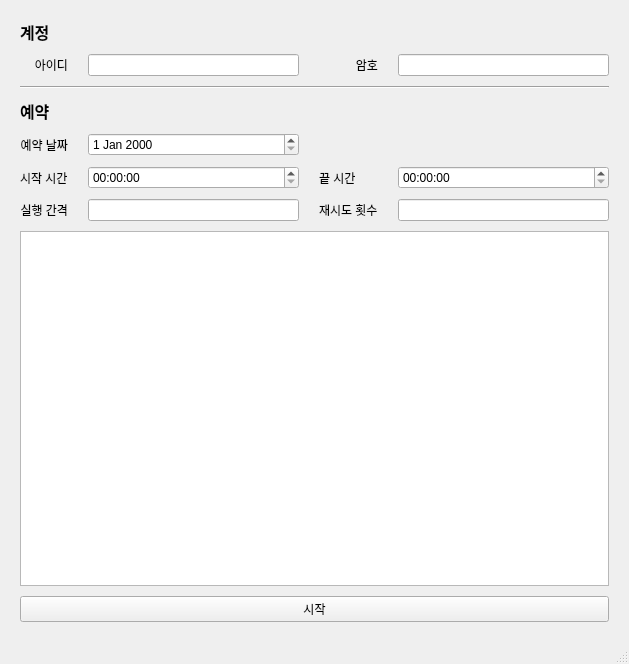
The window that app/ui/MainWindow.ui (gyuha/comics-upscale) describes before a commit, drawn with Qt 5.
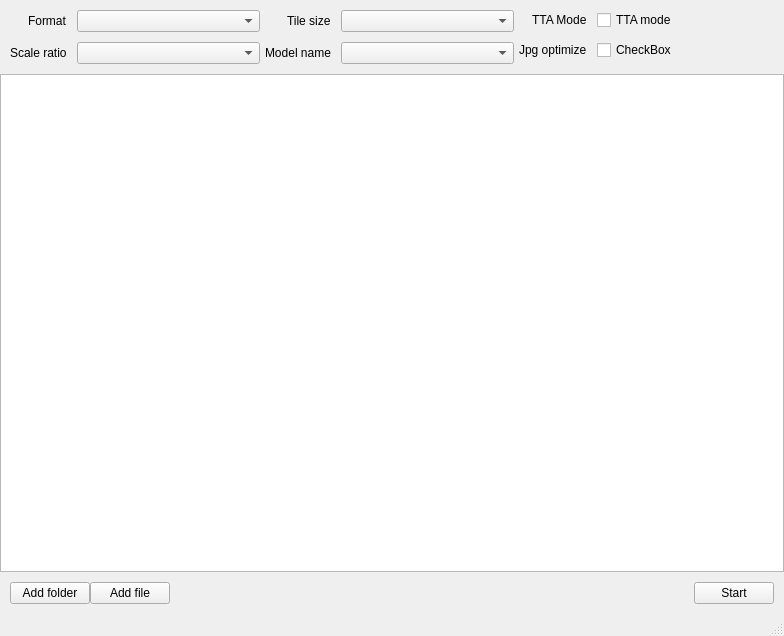
The same window after the commit.

```diff
--- a/app/ui/MainWindow.ui
+++ b/app/ui/MainWindow.ui
@@ -6,8 +6,8 @@
    <rect>
     <x>0</x>
     <y>0</y>
-    <width>629</width>
-    <height>664</height>
+    <width>784</width>
+    <height>636</height>
    </rect>
   </property>
   <property name="windowTitle">
@@ -40,176 +40,192 @@
      <number>0</number>
     </property>
     <item>
-     <layout class="QGridLayout" name="gridLayout" rowstretch="0,0,0,0,0,0,0,0,0,0">
+     <layout class="QVBoxLayout" name="verticalLayout_2" stretch="0,1,0">
+      <item>
+       <layout class="QHBoxLayout" name="horizontalLayout">
       <property name="leftMargin">
-       <number>20</number>
+         <number>10</number>
       </property>
       <property name="topMargin">
-       <number>20</number>
+         <number>10</number>
       </property>
       <property name="rightMargin">
-       <number>20</number>
+         <number>10</number>
       </property>
       <property name="bottomMargin">
-       <number>20</number>
+         <number>10</number>
+        </property>
+        <item>
+         <layout class="QFormLayout" name="formLayout_2">
+          <property name="labelAlignment">
+           <set>Qt::AlignRight|Qt::AlignTrailing|Qt::AlignVCenter</set>
       </property>
       <property name="horizontalSpacing">
-       <number>20</number>
+           <number>10</number>
       </property>
       <property name="verticalSpacing">
        <number>10</number>
       </property>
-      <item row="6" column="2">
-       <widget class="QLabel" name="label_7">
-        <property name="text">
-         <string>끝 시간</string>
-        </property>
-       </widget>
-      </item>
-      <item row="1" column="0">
+          <property name="rightMargin">
+           <number>5</number>
+          </property>
+          <item row="0" column="0">
        <widget class="QLabel" name="label">
         <property name="text">
-         <string>아이디</string>
-        </property>
-        <property name="alignment">
+             <string>Format</string>
+            </property>
+           </widget>
+          </item>
+          <item row="0" column="1">
+           <widget class="QComboBox" name="cb_format"/>
+          </item>
+          <item row="1" column="0">
+           <widget class="QLabel" name="label_4">
+            <property name="text">
+             <string>Scale ratio</string>
+            </property>
+           </widget>
+          </item>
+          <item row="1" column="1">
+           <widget class="QComboBox" name="cb_scale_ratio"/>
+          </item>
+         </layout>
+        </item>
+        <item>
+         <layout class="QFormLayout" name="formLayout_3">
+          <property name="labelAlignment">
          <set>Qt::AlignRight|Qt::AlignTrailing|Qt::AlignVCenter</set>
         </property>
-       </widget>
-      </item>
-      <item row="6" column="3">
-       <widget class="QTimeEdit" name="teEndTime"/>
-      </item>
-      <item row="7" column="1">
-       <widget class="QLineEdit" name="leRunDuration"/>
-      </item>
-      <item row="5" column="0">
+          <property name="horizontalSpacing">
+           <number>10</number>
+          </property>
+          <property name="verticalSpacing">
+           <number>10</number>
+          </property>
+          <property name="rightMargin">
+           <number>5</number>
+          </property>
+          <item row="0" column="0">
+           <widget class="QLabel" name="label_2">
+            <property name="text">
+             <string>Tile size</string>
+            </property>
+           </widget>
+          </item>
+          <item row="0" column="1">
+           <widget class="QComboBox" name="cb_tile_size"/>
+          </item>
+          <item row="1" column="0">
+           <widget class="QLabel" name="label_5">
+            <property name="text">
+             <string>Model name</string>
+            </property>
+           </widget>
+          </item>
+          <item row="1" column="1">
+           <widget class="QComboBox" name="cb_model_name"/>
+          </item>
+         </layout>
+        </item>
+        <item>
+         <layout class="QFormLayout" name="formLayout">
+          <property name="labelAlignment">
+           <set>Qt::AlignRight|Qt::AlignTrailing|Qt::AlignVCenter</set>
+          </property>
+          <property name="horizontalSpacing">
+           <number>10</number>
+          </property>
+          <property name="verticalSpacing">
+           <number>10</number>
+          </property>
+          <item row="0" column="0">
        <widget class="QLabel" name="label_3">
         <property name="text">
-         <string>예약 날짜</string>
-        </property>
-        <property name="alignment">
-         <set>Qt::AlignRight|Qt::AlignTrailing|Qt::AlignVCenter</set>
+             <string>TTA Mode</string>
+            </property>
+           </widget>
+          </item>
+          <item row="0" column="1">
+           <widget class="QCheckBox" name="checkBox">
+            <property name="text">
+             <string>TTA mode</string>
         </property>
        </widget>
       </item>
-      <item row="6" column="0">
+          <item row="1" column="0">
        <widget class="QLabel" name="label_6">
         <property name="text">
-         <string>시작 시간</string>
+             <string>Jpg optimize</string>
         </property>
        </widget>
       </item>
-      <item row="1" column="3">
-       <widget class="QLineEdit" name="lePassword">
-        <property name="maximumSize">
-         <size>
-          <width>16777215</width>
-          <height>16777215</height>
-         </size>
-        </property>
-        <property name="echoMode">
-         <enum>QLineEdit::Password</enum>
+          <item row="1" column="1">
+           <widget class="QCheckBox" name="cb_jpg_optimize">
+            <property name="text">
+             <string>CheckBox</string>
+            </property>
+           </widget>
+          </item>
+         </layout>
+        </item>
+       </layout>
+      </item>
+      <item>
+       <widget class="QListWidget" name="listWidget">
+        <property name="dragEnabled">
+         <bool>false</bool>
         </property>
        </widget>
       </item>
-      <item row="3" column="0" colspan="4">
-       <widget class="Line" name="line">
+      <item>
+       <layout class="QHBoxLayout" name="horizontalLayout_3">
+        <property name="leftMargin">
+         <number>10</number>
+        </property>
+        <property name="topMargin">
+         <number>10</number>
+        </property>
+        <property name="rightMargin">
+         <number>10</number>
+        </property>
+        <property name="bottomMargin">
+         <number>10</number>
+        </property>
+        <item>
+         <widget class="QPushButton" name="pushButton_2">
+          <property name="text">
+           <string>Add folder</string>
+          </property>
+         </widget>
+        </item>
+        <item>
+         <widget class="QPushButton" name="pushButton_3">
+          <property name="text">
+           <string>Add file</string>
+          </property>
+         </widget>
+        </item>
+        <item>
+         <spacer name="horizontalSpacer">
         <property name="orientation">
          <enum>Qt::Horizontal</enum>
         </property>
-       </widget>
-      </item>
-      <item row="6" column="1">
-       <widget class="QTimeEdit" name="teStartTime"/>
-      </item>
-      <item row="0" column="0" colspan="2">
-       <widget class="QLabel" name="label_4">
-        <property name="font">
-         <font>
-          <pointsize>12</pointsize>
-          <bold>true</bold>
-         </font>
-        </property>
-        <property name="text">
-         <string>계정</string>
-        </property>
-       </widget>
-      </item>
-      <item row="5" column="1">
-       <widget class="QDateEdit" name="deReserveDate"/>
-      </item>
-      <item row="7" column="0">
-       <widget class="QLabel" name="label_5">
-        <property name="text">
-         <string>실행 간격</string>
-        </property>
-        <property name="alignment">
-         <set>Qt::AlignRight|Qt::AlignTrailing|Qt::AlignVCenter</set>
-        </property>
-       </widget>
-      </item>
-      <item row="1" column="2">
-       <widget class="QLabel" name="label_2">
-        <property name="text">
-         <string>암호</string>
-        </property>
-        <property name="alignment">
-         <set>Qt::AlignRight|Qt::AlignTrailing|Qt::AlignVCenter</set>
-        </property>
-       </widget>
-      </item>
-      <item row="4" column="0" colspan="2">
-       <widget class="QLabel" name="label_8">
-        <property name="font">
-         <font>
-          <pointsize>12</pointsize>
-          <bold>true</bold>
-         </font>
-        </property>
-        <property name="text">
-         <string>예약</string>
-        </property>
-       </widget>
-      </item>
-      <item row="9" column="0" colspan="4">
-       <widget class="QPushButton" name="btnStart">
-        <property name="text">
-         <string>시작</string>
-        </property>
-       </widget>
-      </item>
-      <item row="1" column="1">
-       <widget class="QLineEdit" name="leID">
-        <property name="maximumSize">
+          <property name="sizeHint" stdset="0">
          <size>
-          <width>16777215</width>
-          <height>16777215</height>
-         </size>
-        </property>
-       </widget>
-      </item>
-      <item row="8" column="0" colspan="4">
-       <widget class="QPlainTextEdit" name="teLog">
-        <property name="minimumSize">
-         <size>
-          <width>0</width>
-          <height>300</height>
-         </size>
-        </property>
-        <property name="plainText">
-         <string/>
-        </property>
-       </widget>
-      </item>
-      <item row="7" column="2">
-       <widget class="QLabel" name="label_9">
+            <width>40</width>
+            <height>20</height>
+           </size>
+          </property>
+         </spacer>
+        </item>
+        <item>
+         <widget class="QPushButton" name="btn_start">
         <property name="text">
-         <string>재시도 횟수</string>
+           <string>Start</string>
         </property>
        </widget>
       </item>
-      <item row="7" column="3">
-       <widget class="QLineEdit" name="leRetryCount"/>
+       </layout>
       </item>
      </layout>
     </item>
```
Left out of the diff: 2 changed lines with no effect on the pictures. Lines whose indentation alone changed are shown as unchanged.
